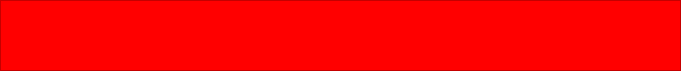
Above: Source/UEBuilder/Widgets/TitleBar/customtitlebar.ui from Stalker72742/UEBuilder before the change. Below: the same form after it.
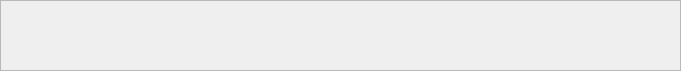
That is the form after the change.

What changed in the file:
```diff
--- a/Source/UEBuilder/Widgets/TitleBar/customtitlebar.ui
+++ b/Source/UEBuilder/Widgets/TitleBar/customtitlebar.ui
@@ -44,7 +44,7 @@
    <item>
     <widget class="QFrame" name="frame">
      <property name="styleSheet">
-      <string notr="true">background-color: rgb(255, 0, 0);</string>
+      <string notr="true"/>
      </property>
      <property name="frameShape">
       <enum>QFrame::Shape::StyledPanel</enum>
```
